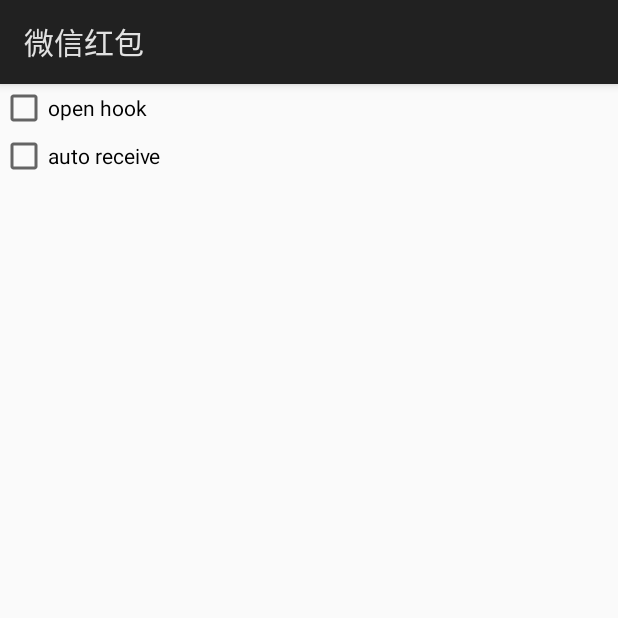
After one commit to WaterlooBridge/FakeLocation, an Android app: the LuckMoneySetting screen opened directly, with no data from a screen before it, on a phone screen of 412 x 824 dp, the top half of it. The commit adds this screen. Run offline under Robolectric (Android 15) with nearby library versions, the phone set to English and light mode, and no system bars.

Commit message:
add Lucky Money

```diff
--- a/app/src/main/AndroidManifest.xml
+++ b/app/src/main/AndroidManifest.xml
@@ -1,6 +1,9 @@
 <?xml version="1.0" encoding="utf-8"?>
 <manifest xmlns:android="http://schemas.android.com/apk/res/android"
     package="com.xposed.hook">
+
+    <uses-permission android:name="android.permission.ACCESS_FINE_LOCATION" />
+    <uses-permission android:name="android.permission.ACCESS_COARSE_LOCATION" />
 
     <application
         android:allowBackup="true"
@@ -26,6 +29,7 @@
             </intent-filter>
         </activity>
         <activity android:name=".RimetActivity"></activity>
+        <activity android:name=".LuckMoneySetting"></activity>
     </application>
 
 </manifest>
--- a/app/src/main/java/com/xposed/hook/HookTest.java
+++ b/app/src/main/java/com/xposed/hook/HookTest.java
@@ -16,6 +16,7 @@ public class HookTest implements IXposedHookLoadPackage {
     @Override
     public void handleLoadPackage(XC_LoadPackage.LoadPackageParam loadPackageParam) throws Throwable {
         Log.e(HookUtils.TAG, loadPackageParam.packageName);
+        LuckyMoneyHook.hook(loadPackageParam);
         if (!PkgConfig.packages.contains(loadPackageParam.packageName) && !PkgConfig.pkg_dingding.equals(loadPackageParam.packageName))
             return;
         XSharedPreferences preferences = new XSharedPreferences("com.xposed.hook", "location");
--- /dev/null
+++ b/app/src/main/java/com/xposed/hook/LuckMoneySetting.java
@@ -0,0 +1,42 @@
+package com.xposed.hook;
+
+import android.app.Activity;
+import android.content.SharedPreferences;
+import android.os.Bundle;
+import android.support.annotation.Nullable;
+import android.widget.CheckBox;
+import android.widget.CompoundButton;
+
+/**
+ * Created by lin on 2018/2/4.
+ */
+
+public class LuckMoneySetting extends Activity {
+
+    private CheckBox cb;
+    private CheckBox cb2;
+
+    @Override
+    protected void onCreate(@Nullable Bundle savedInstanceState) {
+        super.onCreate(savedInstanceState);
+        setContentView(R.layout.activity_lucky_money_setting);
+        setTitle("微信红包");
+        cb = (CheckBox) findViewById(R.id.cb);
+        cb2 = (CheckBox) findViewById(R.id.cb2);
+        final SharedPreferences sp = getSharedPreferences("lucky_money", MODE_WORLD_READABLE);
+        cb.setChecked(sp.getBoolean("quick_open", false));
+        cb2.setChecked(sp.getBoolean("auto_receive", false));
+        cb.setOnCheckedChangeListener(new CompoundButton.OnCheckedChangeListener() {
+            @Override
+            public void onCheckedChanged(CompoundButton buttonView, boolean isChecked) {
+                sp.edit().putBoolean("quick_open", isChecked).commit();
+            }
+        });
+        cb2.setOnCheckedChangeListener(new CompoundButton.OnCheckedChangeListener() {
+            @Override
+            public void onCheckedChanged(CompoundButton buttonView, boolean isChecked) {
+                sp.edit().putBoolean("auto_receive", isChecked).commit();
+            }
+        });
+    }
+}
--- a/app/src/main/java/com/xposed/hook/MainActivity.java
+++ b/app/src/main/java/com/xposed/hook/MainActivity.java
@@ -69,6 +69,9 @@ public class MainActivity extends Activity {
         if (id == R.id.item_dingding) {
             startActivity(new Intent(this, RimetActivity.class));
             return true;
+        } else if (id == R.id.item_luck_money) {
+            startActivity(new Intent(this, LuckMoneySetting.class));
+            return true;
         } else {
             return super.onOptionsItemSelected(item);
         }
--- /dev/null
+++ b/app/src/main/res/layout/activity_lucky_money_setting.xml
@@ -0,0 +1,19 @@
+<?xml version="1.0" encoding="utf-8"?>
+<LinearLayout xmlns:android="http://schemas.android.com/apk/res/android"
+    android:layout_width="match_parent"
+    android:layout_height="match_parent"
+    android:orientation="vertical">
+
+    <CheckBox
+        android:id="@+id/cb"
+        android:layout_width="match_parent"
+        android:layout_height="wrap_content"
+        android:text="open hook" />
+
+    <CheckBox
+        android:id="@+id/cb2"
+        android:layout_width="match_parent"
+        android:layout_height="wrap_content"
+        android:text="auto receive" />
+
+</LinearLayout>
--- a/app/src/main/res/menu/menu_main.xml
+++ b/app/src/main/res/menu/menu_main.xml
@@ -4,4 +4,8 @@
     <item
         android:id="@+id/item_dingding"
         android:title="钉钉"/>
+
+    <item
+        android:id="@+id/item_luck_money"
+        android:title="微信红包"/>
 </menu>
```
Also changed, not shown: app/src/main/java/com/xposed/hook/LuckyMoneyHook.java (added, +97 -0 lines), app/src/main/java/com/xposed/hook/RimetActivity.java (+52 -0 lines), app/src/main/res/layout/activity_rimet.xml (+10 -0 lines).
